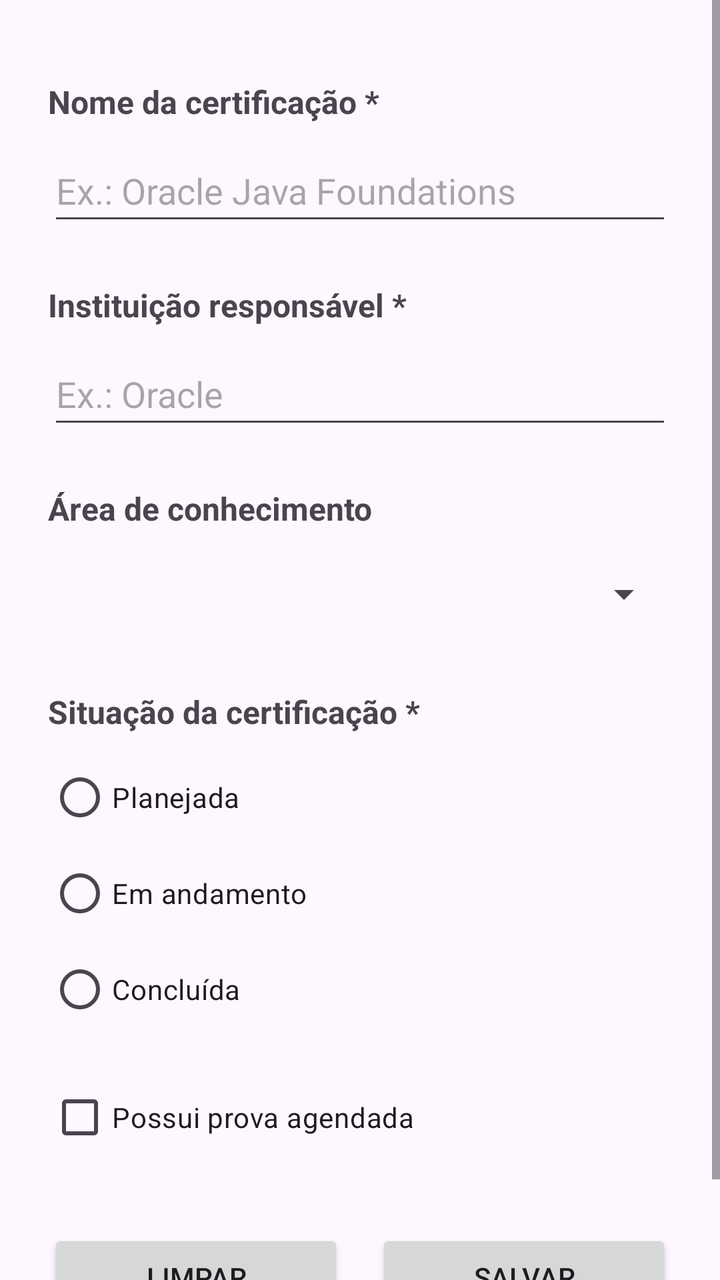
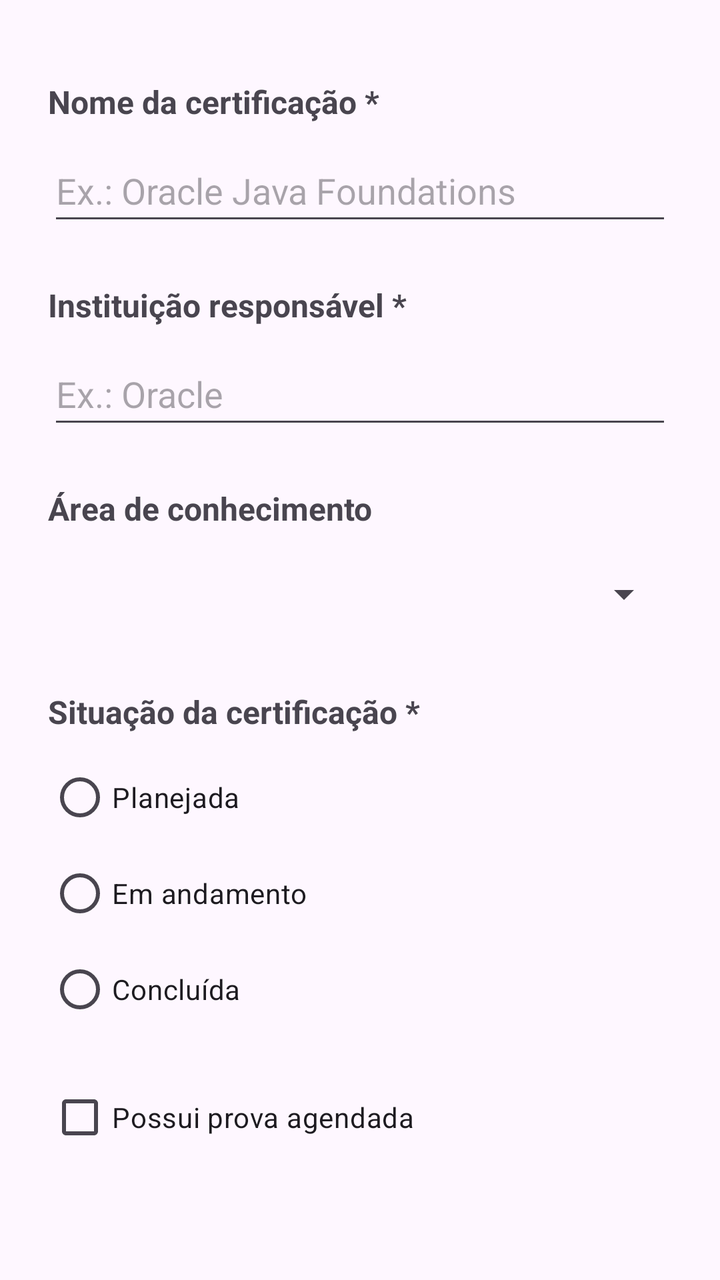

The first picture is an Android layout as it rendered before a commit; the second is the same layout after the commit. The layout source and the unified diff follow.
<!-- AndroidManifest.xml: application theme Theme.AppEstudos -->
<!-- res/layout/activity_main.xml -->
<?xml version="1.0" encoding="utf-8"?>
<ScrollView xmlns:android="http://schemas.android.com/apk/res/android"
    android:id="@+id/main"
    android:layout_width="match_parent"
    android:layout_height="match_parent"
    android:fillViewport="true"
    android:fitsSystemWindows="true">


    <LinearLayout
        android:layout_width="match_parent"
        android:layout_height="wrap_content"
        android:orientation="vertical"
        android:paddingStart="24dp"
        android:paddingTop="8dp"
        android:paddingEnd="24dp"
        android:paddingBottom="32dp">

        <TextView
            android:id="@+id/textViewNome"
            android:layout_width="match_parent"
            android:layout_height="wrap_content"
            android:layout_marginTop="32dp"
            android:labelFor="@id/editTextNome"
            android:text="@string/label_nome"
            android:textSize="16sp"
            android:textStyle="bold" />

        <EditText
            android:id="@+id/editTextNome"
            android:layout_width="match_parent"
            android:layout_height="wrap_content"
            android:layout_marginTop="8dp"
            android:autofillHints="none"
            android:hint="@string/hint_nome"
            android:inputType="textCapWords"
            android:maxLines="1"
            android:minHeight="48dp" />

        <TextView
            android:id="@+id/textViewInstituicao"
            android:layout_width="match_parent"
            android:layout_height="wrap_content"
            android:layout_marginTop="24dp"
            android:labelFor="@id/editTextInstituicao"
            android:text="@string/label_instituicao"
            android:textSize="16sp"
            android:textStyle="bold" />

        <EditText
            android:id="@+id/editTextInstituicao"
            android:layout_width="match_parent"
            android:layout_height="wrap_content"
            android:layout_marginTop="8dp"
            android:autofillHints="none"
            android:hint="@string/hint_instituicao"
            android:inputType="textCapWords"
            android:maxLines="1"
            android:minHeight="48dp" />

        <TextView
            android:id="@+id/textViewArea"
            android:layout_width="match_parent"
            android:layout_height="wrap_content"
            android:layout_marginTop="24dp"
            android:labelFor="@id/spinnerArea"
            android:text="@string/label_area"
            android:textSize="16sp"
            android:textStyle="bold" />

        <Spinner
            android:id="@+id/spinnerArea"
            android:layout_width="match_parent"
            android:layout_height="wrap_content"
            android:layout_marginTop="8dp"
            android:minHeight="48dp"
            android:spinnerMode="dropdown" />

        <TextView
            android:id="@+id/textViewSituacao"
            android:layout_width="match_parent"
            android:layout_height="wrap_content"
            android:layout_marginTop="24dp"
            android:text="@string/label_situacao"
            android:textSize="16sp"
            android:textStyle="bold" />

        <RadioGroup
            android:id="@+id/radioGroupSituacao"
            android:layout_width="match_parent"
            android:layout_height="wrap_content"
            android:layout_marginTop="8dp"
            android:orientation="vertical">

            <RadioButton
                android:id="@+id/radioButtonPlanejada"
                android:layout_width="match_parent"
                android:layout_height="wrap_content"
                android:minHeight="48dp"
                android:text="@string/situacao_planejada" />

            <RadioButton
                android:id="@+id/radioButtonAndamento"
                android:layout_width="match_parent"
                android:layout_height="wrap_content"
                android:minHeight="48dp"
                android:text="@string/situacao_andamento" />

            <RadioButton
                android:id="@+id/radioButtonConcluida"
                android:layout_width="match_parent"
                android:layout_height="wrap_content"
                android:minHeight="48dp"
                android:text="@string/situacao_concluida" />

        </RadioGroup>

        <CheckBox
            android:id="@+id/checkBoxProvaAgendada"
            android:layout_width="match_parent"
            android:layout_height="wrap_content"
            android:layout_marginTop="16dp"
            android:minHeight="48dp"
            android:text="@string/possui_prova" />

        <LinearLayout
            android:layout_width="match_parent"
            android:layout_height="wrap_content"
            android:layout_marginTop="32dp"
            android:orientation="horizontal">

            <Button
                android:id="@+id/buttonLimpar"
                android:layout_width="0dp"
                android:layout_height="wrap_content"
                android:layout_marginEnd="8dp"
                android:layout_weight="1"
                android:text="@string/botao_limpar" />

            <Button
                android:id="@+id/buttonSalvar"
                android:layout_width="0dp"
                android:layout_height="wrap_content"
                android:layout_marginStart="8dp"
                android:layout_weight="1"
                android:text="@string/botao_salvar" />

        </LinearLayout>

    </LinearLayout>

</ScrollView>
<!-- resources referenced by this layout -->
<resources>
  <string name="botao_limpar">Limpar</string>
  <string name="botao_salvar">Salvar</string>
  <string name="hint_instituicao">Ex.: Oracle</string>
  <string name="hint_nome">Ex.: Oracle Java Foundations</string>
  <string name="label_area">Área de conhecimento</string>
  <string name="label_instituicao">Instituição responsável *</string>
  <string name="label_nome">Nome da certificação *</string>
  <string name="label_situacao">Situação da certificação *</string>
  <string name="possui_prova">Possui prova agendada</string>
  <string name="situacao_andamento">Em andamento</string>
  <string name="situacao_concluida">Concluída</string>
  <string name="situacao_planejada">Planejada</string>
  <style name="Theme.AppEstudos" parent="Base.Theme.AppEstudos" />
  <style name="Base.Theme.AppEstudos" parent="Theme.Material3.DayNight">
          
          
  
          <item name="android:statusBarColor">@android:color/transparent</item>
          <item name="android:windowTranslucentStatus">true</item>
      </style>
</resources>

<!-- the commit's change to res/layout/activity_main.xml (unified diff, before → after) -->
@@ -122,31 +122,6 @@
             android:layout_marginTop="16dp"
             android:minHeight="48dp"
             android:text="@string/possui_prova" />
-
-        <LinearLayout
-            android:layout_width="match_parent"
-            android:layout_height="wrap_content"
-            android:layout_marginTop="32dp"
-            android:orientation="horizontal">
-
-            <Button
-                android:id="@+id/buttonLimpar"
-                android:layout_width="0dp"
-                android:layout_height="wrap_content"
-                android:layout_marginEnd="8dp"
-                android:layout_weight="1"
-                android:text="@string/botao_limpar" />
-
-            <Button
-                android:id="@+id/buttonSalvar"
-                android:layout_width="0dp"
-                android:layout_height="wrap_content"
-                android:layout_marginStart="8dp"
-                android:layout_weight="1"
-                android:text="@string/botao_salvar" />
-
-        </LinearLayout>
-
     </LinearLayout>
 
 </ScrollView>
<!-- resource entries referenced after the edit -->
@@ -1,7 +1,5 @@
 <!-- resources referenced by this layout -->
 <resources>
-  <string name="botao_limpar">Limpar</string>
-  <string name="botao_salvar">Salvar</string>
   <string name="hint_instituicao">Ex.: Oracle</string>
   <string name="hint_nome">Ex.: Oracle Java Foundations</string>
   <string name="label_area">Área de conhecimento</string>
